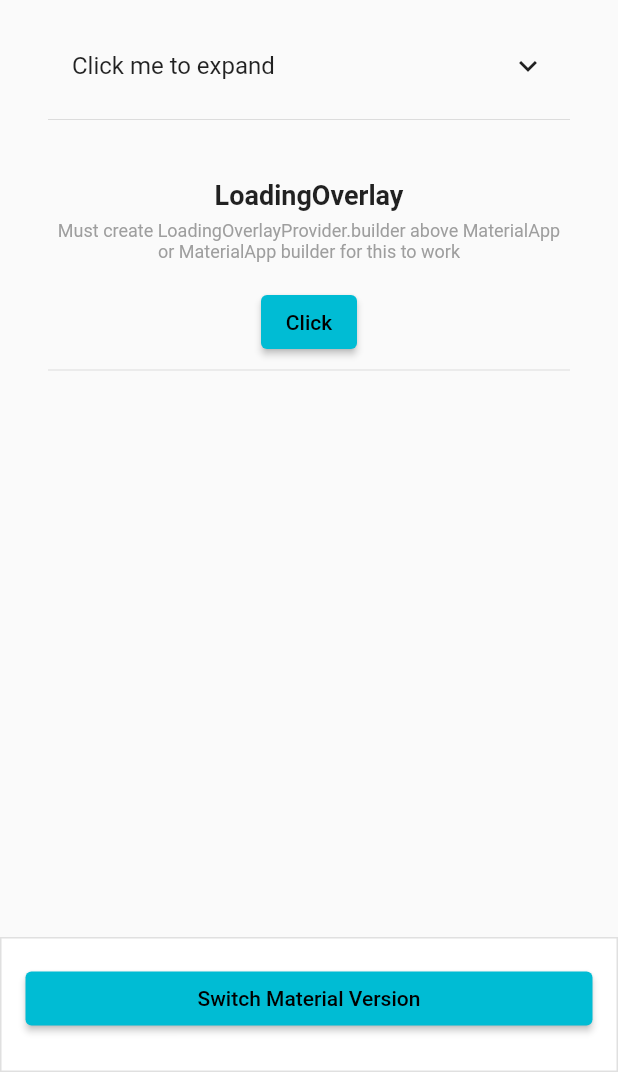
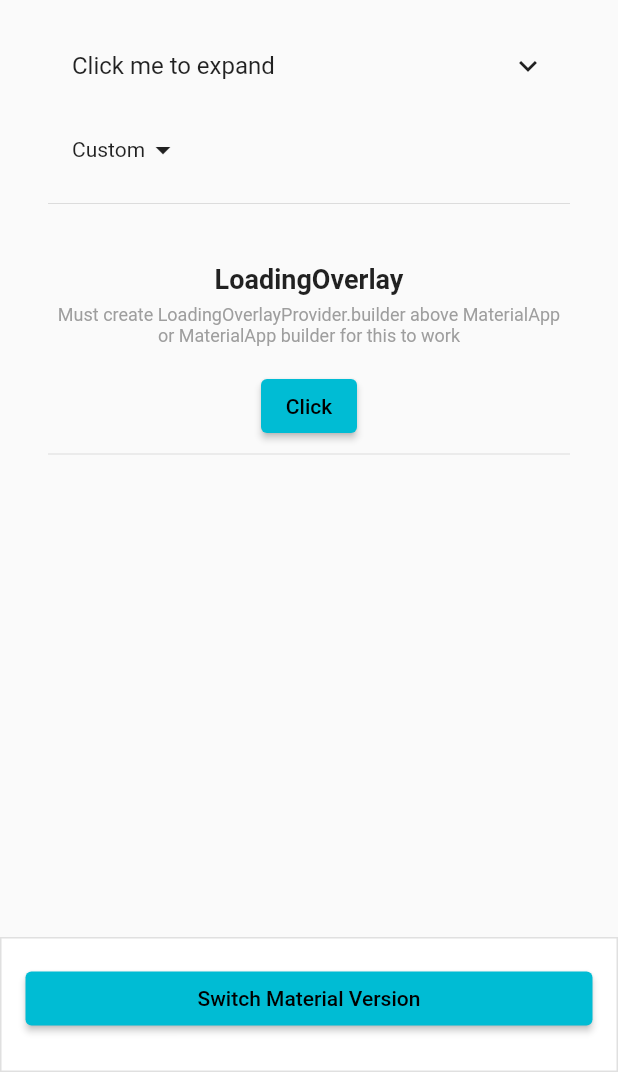
Before and after one commit to lynical-software/skadi, a Flutter app: the ControlExample screen opened directly, on a phone screen of 412 x 824 dp, the part 164-1236 px from its top. Run offline on Flutter 3.47's test engine with Material 2 defaults, Android fonts, the phone set to English and light mode, and no system bars; our stand-ins replace dio, universal_platform; missing offline and left inert: future_manager.

Commit message:
4.2.0 release

```diff
--- a/example/lib/examples/controls.dart
+++ b/example/lib/examples/controls.dart
@@ -42,6 +42,37 @@ class _ControlExampleState extends State<ControlExample> {
                   );
                 },
               ),
+              ValueNotifierWrapper<bool>(
+                initialValue: false,
+                builder: (notifier, value, child) {
+                  return SkadiAccordion(
+                    titleBuilder: (rotation) {
+                      return Padding(
+                        padding: const EdgeInsets.all(16.0),
+                        child: Row(
+                          children: [
+                            const Text("Custom"),
+                            RotationTransition(
+                              turns: rotation,
+                              child: const Icon(Icons.arrow_drop_down),
+                            ),
+                          ],
+                        ),
+                      );
+                    },
+                    onToggle: (value) {
+                      notifier.value = value;
+                    },
+                    value: value,
+                    children: List.generate(
+                      3,
+                      (index) => ListTile(
+                        title: Text("I'm a children $index"),
+                      ),
+                    ),
+                  );
+                },
+              ),
             ],
           ),
           Section(
--- a/lib/src/styles/skadi_responsive.dart
+++ b/lib/src/styles/skadi_responsive.dart
@@ -250,8 +250,13 @@ class SkadiResponsive {
   }
 
   ///Return a responsive EdgeInsets.all that follow Material Design value
-  static EdgeInsets get marginAll {
+  static EdgeInsets get marginAll16 {
     return EdgeInsets.all(value(16, 24, 32, 12));
+  }
+
+  ///Return a responsive EdgeInsets.all that follow Material Design value
+  static EdgeInsets get marginAll8 {
+    return EdgeInsets.all(value(8, 16, 24, 8));
   }
 }
 
--- a/lib/src/widgets/skadi_accordion.dart
+++ b/lib/src/widgets/skadi_accordion.dart
@@ -9,7 +9,7 @@ enum IconPosition {
 ///Custom accordion that similar to Flutter's [ExpansionTile]
 class SkadiAccordion extends StatefulWidget {
   ///Accordion title, usually a Text
-  final Widget title;
+  final Widget? title;
 
   ///A trailing icon that rotate on expanded or collapse
   final Widget icon;
@@ -53,10 +53,12 @@ class SkadiAccordion extends StatefulWidget {
   ///Position of the trailing icon
   final IconPosition iconPosition;
 
+  final Widget Function(Animation<double> rotation)? titleBuilder;
+
   ///Custom accordion that similar to Flutter's [ExpansionTile]
   const SkadiAccordion({
     Key? key,
-    required this.title,
+    this.title,
     required this.children,
     required this.onToggle,
     required this.value,
@@ -71,6 +73,7 @@ class SkadiAccordion extends StatefulWidget {
     this.iconPosition = IconPosition.end,
     this.childrenBackgroundColor,
     this.animatedOnStart = false,
+    this.titleBuilder,
   }) : super(key: key);
   @override
   State<SkadiAccordion> createState() => _SkadiAccordionState();
@@ -138,7 +141,8 @@ class _SkadiAccordionState extends State<SkadiAccordion>
               borderRadius: widget.titleDecoration?.borderRadius ??
                   SkadiDecoration.radius(0),
             ),
-            child: Ink(
+            child: widget.titleBuilder?.call(rotation) ??
+                Ink(
                   decoration: widget.titleDecoration,
                   padding: widget.titlePadding ?? const EdgeInsets.all(16),
                   child: Row(
@@ -151,9 +155,10 @@ class _SkadiAccordionState extends State<SkadiAccordion>
                         icon,
                         const SpaceX(),
                       ],
+                      if (widget.title != null)
                         Flexible(
                           child: DefaultTextStyle.merge(
-                      child: widget.title,
+                            child: widget.title!,
                             style: Theme.of(context).textTheme.titleMedium,
                           ),
                         ),
--- a/pubspec.yaml
+++ b/pubspec.yaml
@@ -1,6 +1,6 @@
 name: skadi
 description: Flutter utilities packages for custom widgets and utilities function.
-version: 4.1.0
+version: 4.2.0
 
 homepage: https://www.lynical.com
 repository: https://github.com/lynical-software/skadi
```
Also changed, not shown: 3 other files. Lines whose indentation alone changed are shown as unchanged.
